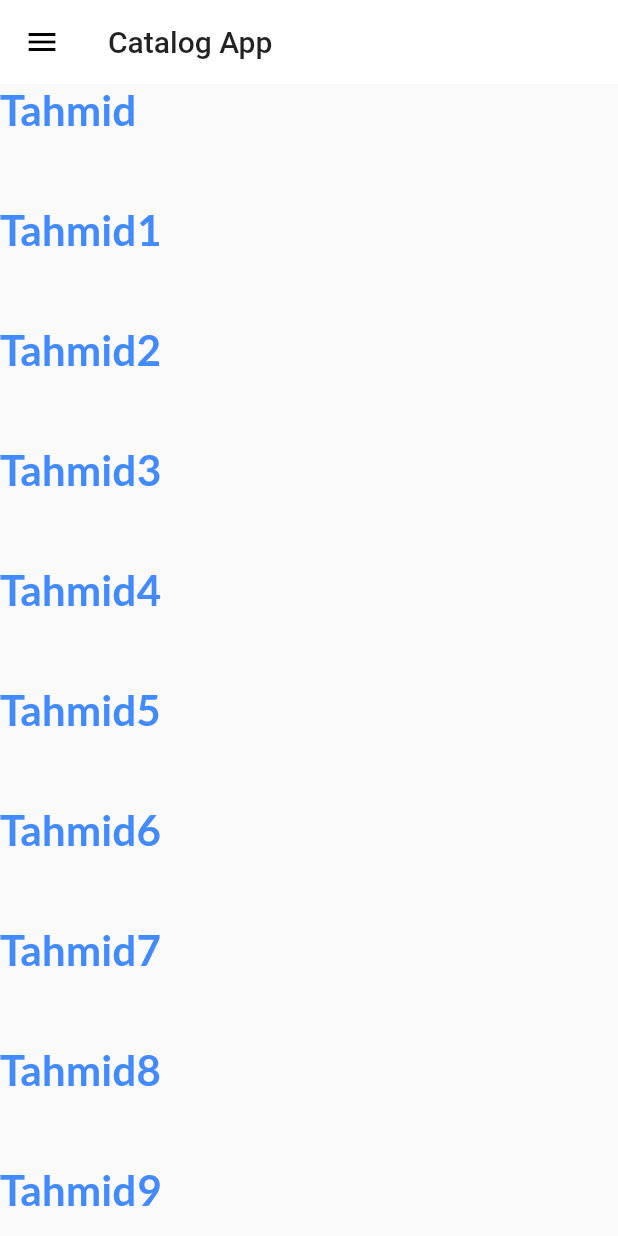
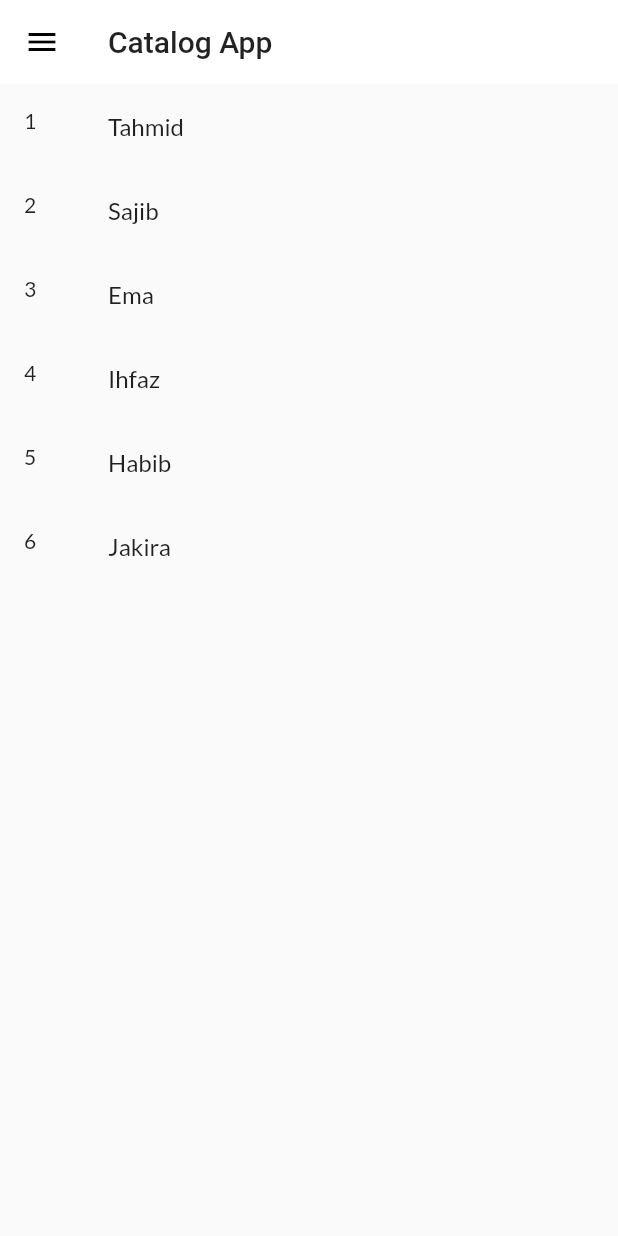
Before and after one commit to MDSAJIBCHOWDHURY/Flutter-in-30days, a Flutter app: the screen it shows after launch, on a phone screen of 412 x 824 dp. Run offline on Flutter 3.47's test engine with Material 2 defaults, Android fonts, the phone set to English and light mode, and no system bars; our stand-ins replace google_fonts.

Commit message:
day13 completed

```diff
--- /dev/null
+++ b/first_app/assets/files/people.json
@@ -0,0 +1,28 @@
+{
+    "people":[
+        {
+            "id":1,
+            "name":"Tahmid"
+        },
+        {
+            "id":2,
+            "name":"Sajib"
+        },
+        {
+            "id":3,
+            "name":"Ema"
+        },
+        {
+            "id":4,
+            "name":"Ihfaz"
+        },
+        {
+            "id":5,
+            "name":"Habib"
+        },
+        {
+            "id":6,
+            "name":"Jakira"
+        }
+    ]
+}
--- a/first_app/lib/models/item.dart
+++ b/first_app/lib/models/item.dart
@@ -1,4 +1,14 @@
 class Item {
   final String name;
-  Item({required this.name});
+  final num id;
+  Item({required this.name, required this.id});
+
+  factory Item.fromMap(Map<String, dynamic> map) => Item(
+        id: map["id"],
+        name: map["name"],
+      );
+  toMap() => {
+        "id": id,
+        "name": name,
+      };
 }
--- a/first_app/lib/models/item_list.dart
+++ /dev/null
@@ -1,20 +0,0 @@
-import 'package:first_app/models/item.dart';
-
-class ItemList {
-  static final items = [
-    Item(name: 'Tahmid'),
-    Item(name: 'Tahmid1'),
-    Item(name: 'Tahmid2'),
-    Item(name: 'Tahmid3'),
-    Item(name: 'Tahmid4'),
-    Item(name: 'Tahmid5'),
-    Item(name: 'Tahmid6'),
-    Item(name: 'Tahmid7'),
-    Item(name: 'Tahmid8'),
-    Item(name: 'Tahmid9'),
-    Item(name: 'Tahmid10'),
-    Item(name: 'Tahmid11'),
-    Item(name: 'Tahmid12'),
-    Item(name: 'Tahmid13'),
-  ];
-}
--- /dev/null
+++ b/first_app/lib/models/people_item.dart
@@ -0,0 +1,6 @@
+import 'package:first_app/models/item.dart';
+
+class PeopleItem{
+  static List<Item> items=[];
+
+}
--- a/first_app/lib/pages/homepage.dart
+++ b/first_app/lib/pages/homepage.dart
@@ -1,14 +1,35 @@
-import 'package:first_app/models/item_list.dart';
+import 'dart:convert';
+
+import 'package:first_app/models/item.dart';
+import 'package:first_app/models/people_item.dart';
 import 'package:first_app/widgets/item.dart';
 import 'package:first_app/widgets/my_drawer.dart';
 import 'package:flutter/material.dart';
+import 'package:flutter/services.dart';
 
-class HomePage extends StatelessWidget {
-  const HomePage({Key? key}) : super(key: key);
+class HomePage extends StatefulWidget {
+  @override
+  _HomePageState createState() => _HomePageState();
+}
+
+class _HomePageState extends State<HomePage> {
+  @override
+  void initState() {
+    super.initState();
+    _loading();
+  }
+
+  void _loading() async {
+    final personJson = await rootBundle.loadString("assets/files/people.json");
+    final decodeData = jsonDecode(personJson);
+    final peopleData = decodeData["people"];
+    PeopleItem.items =
+        List.from(peopleData).map<Item>((item) => Item.fromMap(item)).toList();
+    setState(() {});
+  }
 
   @override
   Widget build(BuildContext context) {
-    const days = 30;
     return Scaffold(
       appBar: AppBar(
         title: Text(
@@ -16,9 +37,9 @@ class HomePage extends StatelessWidget {
         ),
       ),
       body: ListView.builder(
-        itemCount: ItemList.items.length,
+        itemCount: PeopleItem.items.length,
         itemBuilder: (context, index) {
-          return ItemWidget(item: ItemList.items[index]);
+          return ItemWidget(item: PeopleItem.items[index]);
         },
       ),
       drawer: MyDrawer(),
--- a/first_app/lib/widgets/item.dart
+++ b/first_app/lib/widgets/item.dart
@@ -8,16 +8,9 @@ class ItemWidget extends StatelessWidget {
 
   @override
   Widget build(BuildContext context) {
-    return Container(
-      height: 80,
-      child: Text(
-        item.name,
-        style: TextStyle(
-          fontSize: 28,
-          color: Colors.blueAccent,
-          fontWeight: FontWeight.bold,
-        ),
-      ),
+    return ListTile(
+      leading: Text("${item.id}"),
+      title: Text(item.name),
     );
   }
 }
--- a/first_app/pubspec.yaml
+++ b/first_app/pubspec.yaml
@@ -48,6 +48,7 @@ flutter:
   # To add assets to your application, add an assets section, like this:
   assets:
     - assets/images/
+    - assets/files/
   #   - images/a_dot_ham.jpeg
 
   # An image asset can refer to one or more resolution-specific "variants", see
```
